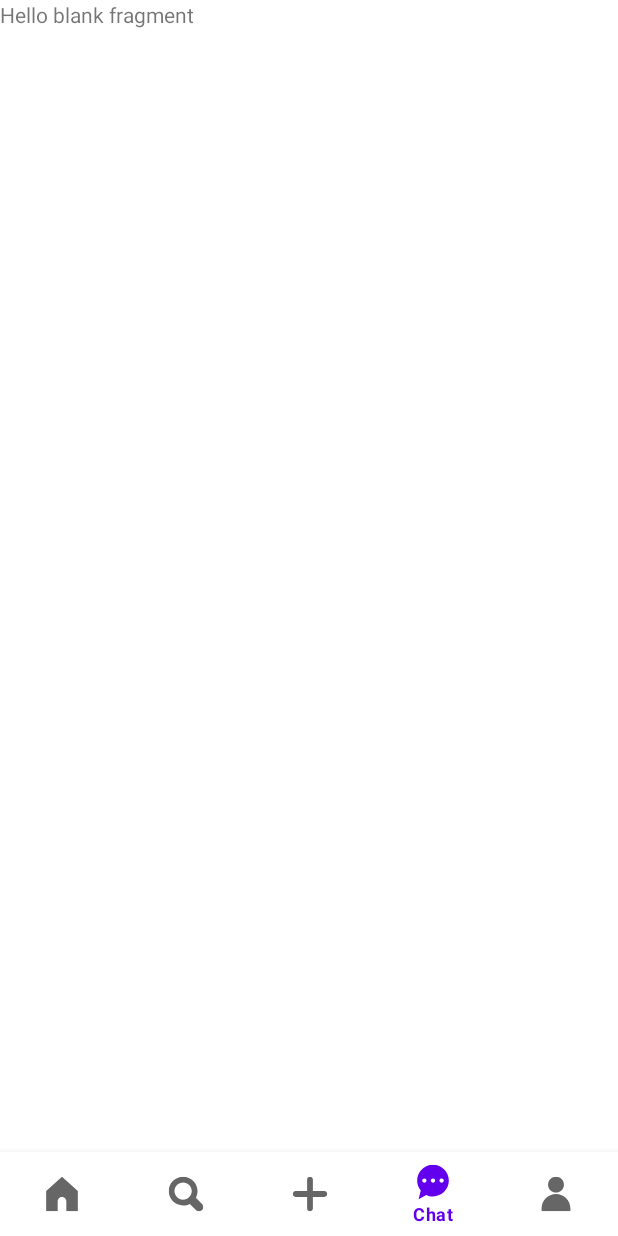
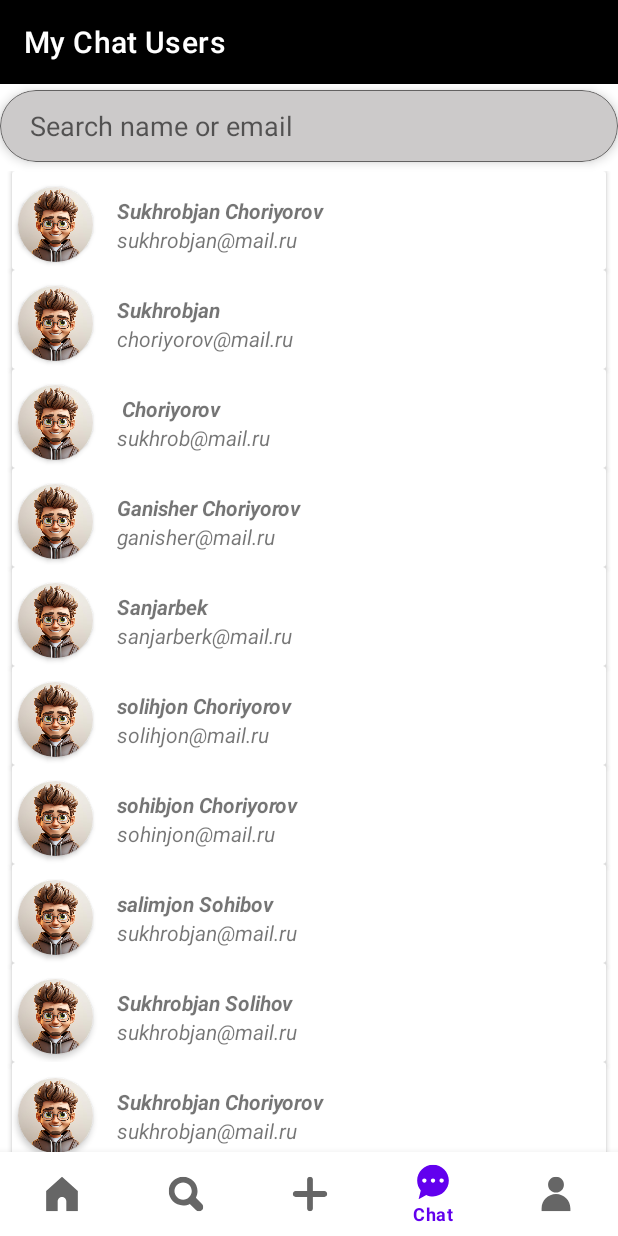
Before and after one commit to RakhmatovSanjarbek/Koshka, an Android app: the ChatScreen screen opened through its navigation route, on a phone screen of 412 x 824 dp. Run offline under Robolectric (Android 15) with nearby library versions, the phone set to English and light mode, and no system bars; our stand-ins replace navigation-ui.

Commit message:
chat ui deyarli tayyor

```diff
--- /dev/null
+++ b/app/src/main/java/cat_devs/uz/koshka/model/dto/UserModel.kt
@@ -0,0 +1,9 @@
+package cat_devs.uz.koshka.model.dto
+
+import java.io.Serializable
+
+data class UserModel(
+    val userName: String?=null,
+    val email: String?=null,
+    val token: String?=null
+) : Serializable
--- a/app/src/main/java/cat_devs/uz/koshka/view/chat/ChatScreen.kt
+++ b/app/src/main/java/cat_devs/uz/koshka/view/chat/ChatScreen.kt
@@ -1,16 +1,77 @@
 package cat_devs.uz.koshka.view.chat
 
+import android.content.Intent
+import androidx.navigation.fragment.findNavController
+import cat_devs.uz.koshka.MainActivity
+import cat_devs.uz.koshka.R
 import cat_devs.uz.koshka.databinding.FragmentChatBinding
+import cat_devs.uz.koshka.model.dto.UserModel
 import cat_devs.uz.koshka.view.CommonFragment
+import cat_devs.uz.koshka.viewModel.chatScreenViewModel.chatAdapter.ChatAdapter
 
 
-class ChatScreen :CommonFragment<FragmentChatBinding>(){
+class ChatScreen : CommonFragment<FragmentChatBinding>() {
+
+
+    private var userModelDataList = listOf<UserModel>()
+
+    private val chatAdapter by lazy {
+        ChatAdapter() {
+            println("::::      new object  ${it.userName}")
+//            val intent = Intent(requireContext(), ChatsFragment::class.java)
+//            intent.putExtra(MainActivity.KEY, it)
+            findNavController().navigate(R.id.action_navigation_chat_to_chatsFragment)
+
+        }
+    }
+
+
     override fun getMyBinding(): FragmentChatBinding {
         return FragmentChatBinding.inflate(layoutInflater)
     }
 
-    override fun setup() {
-        // it is on created view
+    override fun setup() = with(binding) {
+        userModelDataList = listOf(
+            UserModel("Sukhrobjan Choriyorov", "sukhrobjan@mail.ru"),
+            UserModel("Sukhrobjan ", "choriyorov@mail.ru"),
+            UserModel(" Choriyorov", "sukhrob@mail.ru"),
+            UserModel("Ganisher Choriyorov", "ganisher@mail.ru"),
+            UserModel("Sanjarbek", "sanjarberk@mail.ru"),
+            UserModel("solihjon Choriyorov", "solihjon@mail.ru"),
+            UserModel("sohibjon Choriyorov", "sohinjon@mail.ru"),
+            UserModel("salimjon Sohibov", "sukhrobjan@mail.ru"),
+            UserModel("Sukhrobjan Solihov", "sukhrobjan@mail.ru"),
+            UserModel("Sukhrobjan Choriyorov", "sukhrobjan@mail.ru"),
+            UserModel("Sukhrobjan ", "choriyorov@mail.ru"),
+            UserModel(" Choriyorov", "sukhrob@mail.ru"),
+            UserModel("Ganisher Choriyorov", "ganisher@mail.ru"),
+            UserModel("Sanjarbek", "sanjarberk@mail.ru"),
+            UserModel("solihjon Choriyorov", "solihjon@mail.ru"),
+            UserModel("sohibjon Choriyorov", "sohinjon@mail.ru"),
+            UserModel("salimjon Sohibov", "sukhrobjan@mail.ru"),
+            UserModel("Sukhrobjan Solihov", "sukhrobjan@mail.ru"),
+            UserModel("Sukhrobjan Choriyorov", "sukhrobjan@mail.ru"),
+            UserModel("Sukhrobjan ", "choriyorov@mail.ru"),
+            UserModel(" Choriyorov", "sukhrob@mail.ru"),
+            UserModel("Ganisher Choriyorov", "ganisher@mail.ru"),
+            UserModel("Sanjarbek", "sanjarberk@mail.ru"),
+            UserModel("solihjon Choriyorov", "solihjon@mail.ru"),
+            UserModel("sohibjon Choriyorov", "sohinjon@mail.ru"),
+            UserModel("salimjon Sohibov", "sukhrobjan@mail.ru"),
+            UserModel("Sukhrobjan Solihov", "sukhrobjan@mail.ru"),
+        )
+
+        println("data list malumotlar ${userModelDataList}")
+
+        rvChat.adapter = chatAdapter
+        chatAdapter.submitList(userModelDataList)
+
+
+        next.setOnClickListener {
+            findNavController().navigate(R.id.action_navigation_chat_to_chatsFragment)
+        }
+
+
     }
 
 }
--- /dev/null
+++ b/app/src/main/java/cat_devs/uz/koshka/viewModel/chatScreenViewModel/chatAdapter/ChatAdapter.kt
@@ -0,0 +1,61 @@
+package cat_devs.uz.koshka.viewModel.chatScreenViewModel.chatAdapter
+
+import android.annotation.SuppressLint
+import android.view.LayoutInflater
+import android.view.ViewGroup
+import androidx.recyclerview.widget.DiffUtil
+import androidx.recyclerview.widget.ListAdapter
+import androidx.recyclerview.widget.RecyclerView
+import cat_devs.uz.koshka.databinding.ItemChatUsersBinding
+import cat_devs.uz.koshka.model.dto.UserModel
+
+class ChatAdapter(
+    private val onClickItem: (UserModel) -> Unit,
+) : ListAdapter<UserModel, ChatAdapter.ChatVH>(diffUtil) {
+
+
+
+
+
+
+    inner class ChatVH(private val bindingItem: ItemChatUsersBinding) :
+        RecyclerView.ViewHolder(bindingItem.root) {
+
+        fun bind(userModel: UserModel) {
+            bindingItem.userName.text = userModel.userName.toString()
+            bindingItem.userMessages.text = userModel.email.toString()
+
+            bindingItem.llUserItem.setOnClickListener {
+                onClickItem(userModel)
+            }
+        }
+
+
+    }
+
+    companion object {
+        private val diffUtil = object : DiffUtil.ItemCallback<UserModel>() {
+            override fun areItemsTheSame(oldItem: UserModel, newItem: UserModel): Boolean {
+                return oldItem == newItem
+            }
+
+            override fun areContentsTheSame(oldItem: UserModel, newItem: UserModel): Boolean {
+                return oldItem == newItem
+            }
+        }
+    }
+
+    override fun onCreateViewHolder(parent: ViewGroup, viewType: Int): ChatVH {
+        return ChatVH(
+            ItemChatUsersBinding.inflate(
+                LayoutInflater.from(parent.context), parent, false
+            )
+        )
+    }
+
+    override fun onBindViewHolder(holder: ChatVH, position: Int) {
+        holder.bind(getItem(position))
+    }
+
+
+}
--- /dev/null
+++ b/app/src/main/res/drawable/baseline_close_24.xml
@@ -0,0 +1,5 @@
+<vector xmlns:android="http://schemas.android.com/apk/res/android" android:height="24dp" android:tint="#282828" android:viewportHeight="24" android:viewportWidth="24" android:width="24dp">
+
+    <path android:fillColor="@android:color/white" android:pathData="M19,6.41L17.59,5 12,10.59 6.41,5 5,6.41 10.59,12 5,17.59 6.41,19 12,13.41 17.59,19 19,17.59 13.41,12z"/>
+
+</vector>
--- a/app/src/main/res/layout/fragment_chat.xml
+++ b/app/src/main/res/layout/fragment_chat.xml
@@ -1,14 +1,67 @@
 <?xml version="1.0" encoding="utf-8"?>
-<FrameLayout xmlns:android="http://schemas.android.com/apk/res/android"
+<GridLayout xmlns:android="http://schemas.android.com/apk/res/android"
+    xmlns:app="http://schemas.android.com/apk/res-auto"
     xmlns:tools="http://schemas.android.com/tools"
     android:layout_width="match_parent"
     android:layout_height="match_parent"
-    tools:context=".ui.chat.ChatFragment">
+    android:orientation="vertical">
 
-    <!-- TODO: Update blank fragment layout -->
-    <TextView
+    <com.google.android.material.appbar.MaterialToolbar
+        android:id="@+id/toolbar"
         android:layout_width="match_parent"
-        android:layout_height="match_parent"
-        android:text="@string/hello_blank_fragment" />
+        android:layout_height="wrap_content"
+        android:layout_gravity="center_horizontal"
+        android:background="@color/black"
+        app:title="My Chat Users"
+        app:titleTextColor="@color/white" />
 
-</FrameLayout>
+
+    <com.google.android.material.card.MaterialCardView
+        android:id="@+id/mcv_search_user"
+        android:layout_width="match_parent"
+        android:layout_height="48dp"
+        android:layout_marginHorizontal="18dp"
+        android:layout_marginTop="4dp"
+        android:layout_marginBottom="6dp"
+        app:cardBackgroundColor="#CCCACA"
+        app:cardCornerRadius="24dp"
+        app:cardElevation="4dp"
+        app:strokeColor="#636262"
+        app:strokeWidth="0.8dp">
+
+        <EditText
+            android:id="@+id/et_search_user"
+            android:layout_width="wrap_content"
+            android:layout_height="wrap_content"
+            android:layout_gravity="center_vertical"
+            android:layout_marginStart="20dp"
+            android:layout_marginEnd="16dp"
+            android:background="@android:color/transparent"
+            android:hint="Search name or email"
+            android:inputType="text" />
+
+        <ImageView
+            android:id="@+id/iv_close_user"
+            android:layout_width="wrap_content"
+            android:layout_height="wrap_content"
+            android:layout_gravity="center_vertical|end"
+            android:layout_marginEnd="12dp"
+            android:padding="10dp"
+            android:src="@drawable/baseline_close_24"
+            android:visibility="gone" />
+    </com.google.android.material.card.MaterialCardView>
+
+    <androidx.recyclerview.widget.RecyclerView
+        android:id="@+id/rv_chat"
+        android:layout_width="match_parent"
+        android:layout_height="wrap_content"
+        app:layoutManager="androidx.recyclerview.widget.StaggeredGridLayoutManager"
+        app:spanCount="1" />
+
+
+    <Button
+        android:id="@+id/next"
+        android:layout_width="wrap_content"
+        android:layout_height="wrap_content"
+        android:text="Next" />
+</GridLayout>
--- /dev/null
+++ b/app/src/main/res/layout/item_chat_users.xml
@@ -0,0 +1,58 @@
+<?xml version="1.0" encoding="utf-8"?>
+<androidx.cardview.widget.CardView xmlns:android="http://schemas.android.com/apk/res/android"
+    xmlns:app="http://schemas.android.com/apk/res-auto"
+    android:layout_width="match_parent"
+    android:layout_height="wrap_content"
+    android:layout_marginHorizontal="8dp">
+
+    <LinearLayout
+        android:id="@+id/ll_user_item"
+        android:layout_width="match_parent"
+        android:layout_height="60dp"
+        android:gravity="center"
+        android:layout_marginTop="6dp"
+        android:orientation="horizontal">
+
+        <androidx.cardview.widget.CardView
+            android:id="@+id/cv_image"
+            android:layout_width="50dp"
+            android:layout_height="50dp"
+            android:layout_marginStart="4dp"
+            app:cardCornerRadius="100dp">
+
+            <ImageView
+                android:layout_width="match_parent"
+                android:layout_height="match_parent"
+                android:src="@drawable/profile_image" />
+        </androidx.cardview.widget.CardView>
+
+        <LinearLayout
+            android:layout_width="match_parent"
+            android:layout_height="match_parent"
+            android:layout_margin="6dp"
+            android:gravity="center_vertical"
+            android:orientation="vertical">
+
+            <TextView
+                android:id="@+id/userName"
+                android:layout_width="match_parent"
+                android:layout_height="wrap_content"
+                android:layout_marginHorizontal="10dp"
+                android:text="User Name"
+                android:textStyle="bold|italic" />
+
+            <TextView
+                android:id="@+id/user_messages"
+                android:layout_width="match_parent"
+                android:layout_height="wrap_content"
+                android:layout_marginHorizontal="10dp"
+                android:text="User time"
+                android:textStyle="italic" />
+
+        </LinearLayout>
+
+
+    </LinearLayout>
+
+
+</androidx.cardview.widget.CardView>
--- a/app/src/main/res/navigation/mobile_navigation.xml
+++ b/app/src/main/res/navigation/mobile_navigation.xml
@@ -26,10 +26,25 @@
         android:id="@+id/navigation_chat"
         android:name="cat_devs.uz.koshka.view.chat.ChatScreen"
         android:label="@string/chat"
-        tools:layout="@layout/fragment_chat" />
+        tools:layout="@layout/fragment_chat" >
+        <action
+            android:id="@+id/action_navigation_chat_to_chatsFragment"
+            app:destination="@id/chatsFragment" />
+    </fragment>
     <fragment
         android:id="@+id/navigation_profile"
         android:name="cat_devs.uz.koshka.view.profile.ProfileScreen"
         android:label="@string/profile"
         tools:layout="@layout/fragment_profile" />
+    <fragment
+        android:id="@+id/chatsFragment"
+        android:name="cat_devs.uz.koshka.view.chat.ChatsFragment"
+        android:label="fragment_chats"
+        tools:layout="@layout/fragment_chats" >
+        <action
+            android:id="@+id/action_chatsFragment_to_navigation_chat"
+            app:destination="@id/navigation_chat"
+            app:popUpToInclusive="true"
+            app:popUpTo="@id/navigation_chat"/>
+    </fragment>
 </navigation>
```
Also changed, not shown: app/src/main/java/cat_devs/uz/koshka/MainActivity.kt (+7 -0 lines), app/src/main/java/cat_devs/uz/koshka/model/dto/ChatModel.kt (added, +7 -0 lines), app/src/main/java/cat_devs/uz/koshka/view/chat/ChatsFragment.kt (added, +44 -0 lines), app/src/main/java/cat_devs/uz/koshka/viewModel/chatScreenViewModel/chatAdapter/UserChatAdapter.kt (added, +46 -0 lines), app/src/main/res/drawable/baseline_arrow_back_24.xml (added, +13 -0 lines), app/src/main/res/layout/fragment_chats.xml (added, +78 -0 lines), app/src/main/res/layout/item_chat.xml (added, +25 -0 lines).
